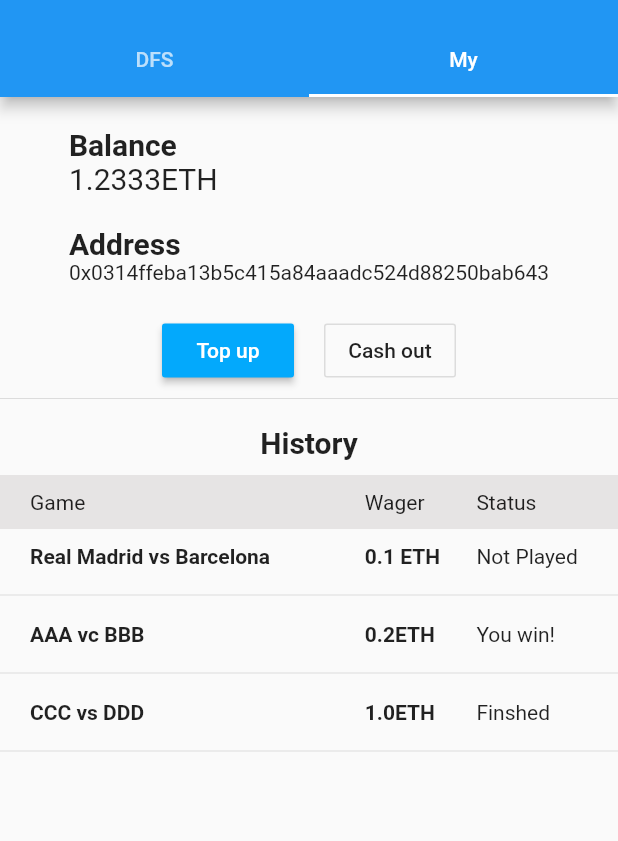
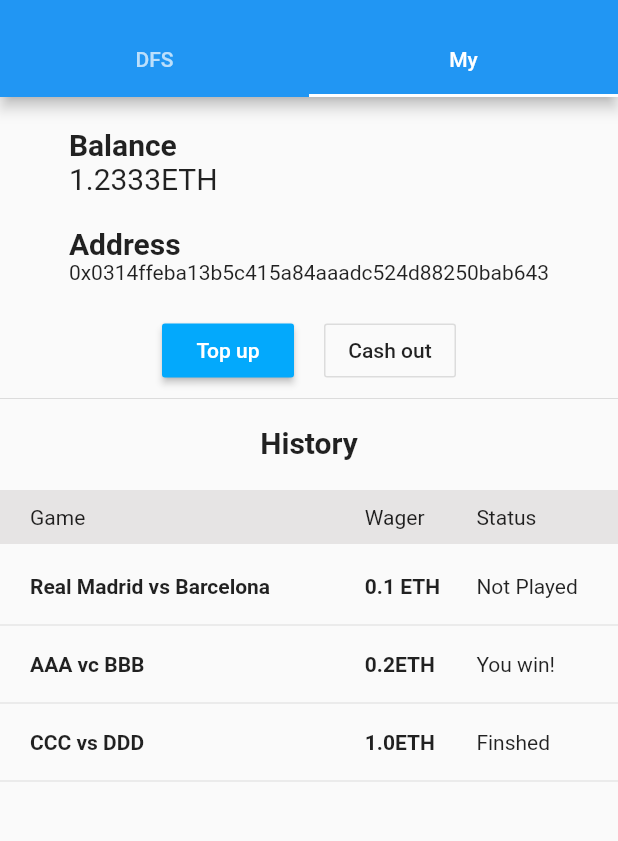
Before and after one commit to zengxinhai/flutter-demo, a Flutter app: the screen it shows after launch, tab 2 chosen, on a phone screen of 412 x 824 dp, the part 59-900 px from its top. Run offline on Flutter 3.47's test engine with Material 2 defaults, Android fonts, the light colour scheme and no system bars; our stand-ins replace shared_preferences; network calls fail.

Commit message:
improve style

```diff
--- a/lib/my.dart
+++ b/lib/my.dart
@@ -10,6 +10,7 @@ class MyScreen extends StatelessWidget {
         Divider(),
         SizedBox(height: 10),
         BetHistory(),
+        SizedBox(height: 10),
         createHistoryItem('Real Madrid vs Barcelona', '0.1 ETH', 'Not Played'),
         Divider(),
         createHistoryItem('AAA vc BBB', '0.2ETH', 'You win!'),
@@ -27,7 +28,7 @@ class BetHistory extends StatelessWidget {
     return Column(
       children: <Widget>[
         Center(child: Text('History', style: TextStyle(fontSize: 20, fontWeight: FontWeight.bold))),
-        SizedBox(height: 10),
+        SizedBox(height: 20),
         Container(
           color: Color.fromARGB(50, 150, 137, 140),
           padding: EdgeInsets.symmetric(vertical: 10, horizontal: 20),
```
